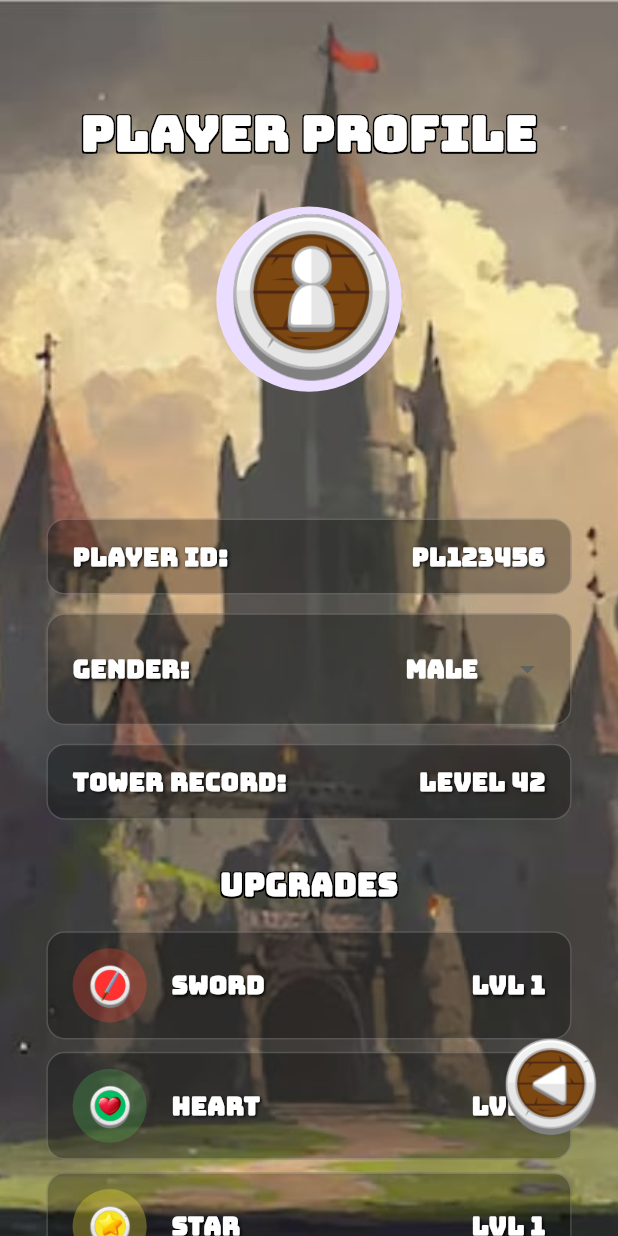
After one commit to junirst/match3, a Flutter app: the PlayerProfileScreen screen opened by its route, on a phone screen of 412 x 824 dp. The commit adds this screen. Run offline on Flutter 3.47's test engine with Material 3 defaults, Android fonts, the phone set to English and light mode, and no system bars; our stand-ins replace audioplayers, shared_preferences; missing offline and left inert: flame; accounts and stored records are empty.

Commit message:
player profike

```diff
--- a/lib/main.dart
+++ b/lib/main.dart
@@ -8,6 +8,7 @@ import 'SettingInside.dart';
 import 'ChapterScreen.dart';
 import 'Chapter1.dart';
 import 'TowerMode.dart';
+import 'player_profile.dart';
 
 void main() {
   runApp(const MyApp());
@@ -36,6 +37,7 @@ class MyApp extends StatelessWidget {
         '/story': (context) => const Chapterscreen(),
         '/chapter1': (context) => const Chapter1Screen(),
         '/tower_mode': (context) => const TowerModeScreen(),
+        '/player_profile': (context) => const PlayerProfileScreen(),
       },
     );
   }
--- a/lib/main_menu_screen.dart
+++ b/lib/main_menu_screen.dart
@@ -15,6 +15,7 @@ class _MainMenuScreenState extends State<MainMenuScreen> {
   double _towerScale = 1.0;
   double _shopScale = 1.0;
   double _settingsScale = 1.0;
+  double _playerScale = 1.0;
   double _backScale = 1.0;
 
   String _currentLanguage = LanguageManager.currentLanguage;
@@ -28,7 +29,7 @@ class _MainMenuScreenState extends State<MainMenuScreen> {
   Future<void> _loadLanguagePreference() async {
     final prefs = await SharedPreferences.getInstance();
     setState(() {
-      _currentLanguage = prefs.getString('language') ?? 'English'; // Default to English
+      _currentLanguage = prefs.getString('language') ?? 'English';
       LanguageManager.setLanguage(_currentLanguage);
     });
   }
@@ -54,6 +55,9 @@ class _MainMenuScreenState extends State<MainMenuScreen> {
         case 'settings':
           _settingsScale = 1.1;
           break;
+        case 'player':
+          _playerScale = 1.1;
+          break;
         case 'back':
           _backScale = 1.1;
           break;
@@ -65,6 +69,7 @@ class _MainMenuScreenState extends State<MainMenuScreen> {
         _towerScale = 1.0;
         _shopScale = 1.0;
         _settingsScale = 1.0;
+        _playerScale = 1.0;
         _backScale = 1.0;
       });
       if (buttonName == 'back') {
@@ -73,13 +78,14 @@ class _MainMenuScreenState extends State<MainMenuScreen> {
         Navigator.pushNamed(context, '/shop');
       } else if (buttonName == 'settings') {
         Navigator.pushNamed(context, '/settings').then((_) {
-          // Refresh language when returning from settings
           _loadLanguagePreference();
         });
+      } else if (buttonName == 'player') {
+        Navigator.pushNamed(context, '/player_profile');
       } else if (buttonName == 'story') {
         Navigator.pushNamed(context, '/story');
       } else if (buttonName == 'tower') {
-        Navigator.pushNamed(context, '/tower_mode'); // Added navigation to TowerModeScreen
+        Navigator.pushNamed(context, '/tower_mode');
       }
     });
   }
@@ -154,8 +160,8 @@ class _MainMenuScreenState extends State<MainMenuScreen> {
               alignment: Alignment.topCenter,
               child: Image.asset(
                 'assets/logo.png',
-                width: screenWidth * 0.95, // Even larger
-                height: screenHeight * 0.25, // Even taller
+                width: screenWidth * 0.95,
+                height: screenHeight * 0.25,
               ),
             ),
           ),
@@ -218,7 +224,23 @@ class _MainMenuScreenState extends State<MainMenuScreen> {
             alignment: Alignment.bottomCenter,
             child: Padding(
               padding: EdgeInsets.only(bottom: screenHeight * 0.18),
-              child: GestureDetector(
+              child: Row(
+                mainAxisAlignment: MainAxisAlignment.center,
+                children: [
+                  GestureDetector(
+                    onTap: () => _onButtonTap('player', setState),
+                    child: AnimatedScale(
+                      scale: _playerScale,
+                      duration: Duration(milliseconds: 100),
+                      child: Image.asset(
+                        'assets/player.png',
+                        width: screenWidth * 0.25,
+                        height: screenHeight * 0.08,
+                      ),
+                    ),
+                  ),
+                  SizedBox(width: screenWidth * 0.1),
+                  GestureDetector(
                     onTap: () => _onButtonTap('settings', setState),
                     child: AnimatedScale(
                       scale: _settingsScale,
@@ -229,6 +251,8 @@ class _MainMenuScreenState extends State<MainMenuScreen> {
                         height: screenHeight * 0.08,
                       ),
                     ),
+                  ),
+                ],
               ),
             ),
           ),
--- /dev/null
+++ b/lib/player_profile.dart
@@ -0,0 +1,426 @@
+import 'package:flutter/material.dart';
+import 'package:shared_preferences/shared_preferences.dart';
+import 'audio_manager.dart';
+import 'language_manager.dart';
+
+class PlayerProfileScreen extends StatefulWidget {
+  const PlayerProfileScreen({super.key});
+
+  @override
+  _PlayerProfileScreenState createState() => _PlayerProfileScreenState();
+}
+
+class _PlayerProfileScreenState extends State<PlayerProfileScreen> {
+  double _backScale = 1.0;
+  String _currentLanguage = LanguageManager.currentLanguage;
+  String _playerName = 'PLAYER NAME';
+  String _playerId = 'PL123456';
+  String _selectedGender = 'Male';
+  int _towerRecord = 42;
+
+  // Upgrade levels from UpgradeInside
+  Map<String, int> upgradeLevels = {
+    'sword': 1,
+    'heart': 1,
+    'star': 1,
+    'shield': 1,
+  };
+
+  final List<String> _genderOptions = ['Male', 'Female', 'Other'];
+
+  @override
+  void initState() {
+    super.initState();
+    _loadLanguagePreference();
+    _loadPlayerData();
+  }
+
+  Future<void> _loadLanguagePreference() async {
+    final prefs = await SharedPreferences.getInstance();
+    setState(() {
+      _currentLanguage = prefs.getString('language') ?? 'English';
+      LanguageManager.setLanguage(_currentLanguage);
+    });
+  }
+
+  Future<void> _loadPlayerData() async {
+    final prefs = await SharedPreferences.getInstance();
+    setState(() {
+      _playerName = prefs.getString('player_name') ?? 'PLAYER NAME';
+      _playerId = prefs.getString('player_id') ?? 'PL123456';
+      _selectedGender = prefs.getString('player_gender') ?? 'Male';
+      _towerRecord = prefs.getInt('tower_record') ?? 42;
+
+      // Load upgrade levels
+      upgradeLevels['sword'] = prefs.getInt('upgrade_sword_level') ?? 1;
+      upgradeLevels['heart'] = prefs.getInt('upgrade_heart_level') ?? 1;
+      upgradeLevels['star'] = prefs.getInt('upgrade_star_level') ?? 1;
+      upgradeLevels['shield'] = prefs.getInt('upgrade_shield_level') ?? 1;
+    });
+  }
+
+  Future<void> _saveGender(String gender) async {
+    final prefs = await SharedPreferences.getInstance();
+    await prefs.setString('player_gender', gender);
+    setState(() {
+      _selectedGender = gender;
+    });
+  }
+
+  String _getLocalizedText(String englishText, String vietnameseText) {
+    return _currentLanguage == 'Vietnamese' ? vietnameseText : englishText;
+  }
+
+  String _getLocalizedGender(String gender) {
+    if (_currentLanguage == 'Vietnamese') {
+      switch (gender) {
+        case 'Male':
+          return 'Nam';
+        case 'Female':
+          return 'Nữ';
+        case 'Other':
+          return 'Khác';
+        default:
+          return gender;
+      }
+    }
+    return gender;
+  }
+
+  void _onBackTap() {
+    AudioManager().playSfx();
+    setState(() {
+      _backScale = 1.1;
+    });
+    Future.delayed(Duration(milliseconds: 100), () {
+      setState(() {
+        _backScale = 1.0;
+      });
+      Navigator.pop(context);
+    });
+  }
+
+  Widget _buildInfoSection(String title, String value, double screenWidth) {
+    return Container(
+      width: screenWidth * 0.85,
+      padding: EdgeInsets.symmetric(
+        horizontal: screenWidth * 0.04,
+        vertical: screenWidth * 0.03,
+      ),
+      margin: EdgeInsets.only(bottom: screenWidth * 0.03),
+      decoration: BoxDecoration(
+        color: Colors.black.withOpacity(0.3),
+        borderRadius: BorderRadius.circular(screenWidth * 0.03),
+        border: Border.all(color: Colors.white.withOpacity(0.2), width: 1),
+      ),
+      child: Row(
+        mainAxisAlignment: MainAxisAlignment.spaceBetween,
+        children: [
+          Text(
+            title,
+            style: TextStyle(
+              fontFamily: 'Bungee',
+              fontSize: screenWidth * 0.04,
+              color: Colors.white,
+              fontWeight: FontWeight.bold,
+              shadows: [
+                Shadow(
+                  offset: Offset(1, 1),
+                  color: Colors.black,
+                  blurRadius: 2,
+                ),
+              ],
+            ),
+          ),
+          Text(
+            value,
+            style: TextStyle(
+              fontFamily: 'Bungee',
+              fontSize: screenWidth * 0.04,
+              color: Colors.white,
+              fontWeight: FontWeight.bold,
+              shadows: [
+                Shadow(
+                  offset: Offset(1, 1),
+                  color: Colors.black,
+                  blurRadius: 2,
+                ),
+              ],
+            ),
+          ),
+        ],
+      ),
+    );
+  }
+
+  Widget _buildGenderSelector(double screenWidth) {
+    return Container(
+      width: screenWidth * 0.85,
+      padding: EdgeInsets.symmetric(
+        horizontal: screenWidth * 0.04,
+        vertical: screenWidth * 0.03,
+      ),
+      margin: EdgeInsets.only(bottom: screenWidth * 0.03),
+      decoration: BoxDecoration(
+        color: Colors.black.withOpacity(0.3),
+        borderRadius: BorderRadius.circular(screenWidth * 0.03),
+        border: Border.all(color: Colors.white.withOpacity(0.2), width: 1),
+      ),
+      child: Row(
+        mainAxisAlignment: MainAxisAlignment.spaceBetween,
+        children: [
+          Text(
+            _getLocalizedText('GENDER:', 'GIỚI TÍNH:'),
+            style: TextStyle(
+              fontFamily: 'Bungee',
+              fontSize: screenWidth * 0.04,
+              color: Colors.white,
+              fontWeight: FontWeight.bold,
+              shadows: [
+                Shadow(
+                  offset: Offset(1, 1),
+                  color: Colors.black,
+                  blurRadius: 2,
+                ),
+              ],
+            ),
+          ),
+          DropdownButton<String>(
+            value: _selectedGender,
+            dropdownColor: Colors.black.withOpacity(0.8),
+            style: TextStyle(
+              fontFamily: 'Bungee',
+              fontSize: screenWidth * 0.04,
+              color: Colors.white,
+              fontWeight: FontWeight.bold,
+            ),
+            underline: Container(),
+            items: _genderOptions.map((String gender) {
+              return DropdownMenuItem<String>(
+                value: gender,
+                child: Text(
+                  _getLocalizedGender(gender),
+                  style: TextStyle(
+                    fontFamily: 'Bungee',
+                    fontSize: screenWidth * 0.04,
+                    color: Colors.white,
+                    fontWeight: FontWeight.bold,
+                  ),
+                ),
+              );
+            }).toList(),
+            onChanged: (String? newValue) {
+              if (newValue != null) {
+                _saveGender(newValue);
+              }
+            },
+          ),
+        ],
+      ),
+    );
+  }
+
+  Widget _buildUpgradeRow(String upgradeType, String iconPath, Color color, double screenWidth) {
+    return Container(
+      width: screenWidth * 0.85,
+      padding: EdgeInsets.symmetric(
+        horizontal: screenWidth * 0.04,
+        vertical: screenWidth * 0.025,
+      ),
+      margin: EdgeInsets.only(bottom: screenWidth * 0.02),
+      decoration: BoxDecoration(
+        color: Colors.black.withOpacity(0.3),
+        borderRadius: BorderRadius.circular(screenWidth * 0.03),
+        border: Border.all(color: Colors.white.withOpacity(0.2), width: 1),
+      ),
+      child: Row(
+        children: [
+          Container(
+            width: screenWidth * 0.12,
+            height: screenWidth * 0.12,
+            decoration: BoxDecoration(
+              color: color.withOpacity(0.3),
+              borderRadius: BorderRadius.circular(screenWidth * 0.06),
+            ),
+            child: Padding(
+              padding: EdgeInsets.all(screenWidth * 0.02),
+              child: Image.asset(
+                iconPath,
+                fit: BoxFit.contain,
+                errorBuilder: (context, error, stackTrace) {
+                  return Icon(
+                    Icons.inventory,
+                    color: Colors.white,
+                    size: screenWidth * 0.08,
+                  );
+                },
+              ),
+            ),
+          ),
+          SizedBox(width: screenWidth * 0.04),
+          Expanded(
+            child: Text(
+              upgradeType.toUpperCase(),
+              style: TextStyle(
+                fontFamily: 'Bungee',
+                fontSize: screenWidth * 0.04,
+                color: Colors.white,
+                fontWeight: FontWeight.bold,
+                shadows: [
+                  Shadow(
+                    offset: Offset(1, 1),
+                    color: Colors.black,
+                    blurRadius: 2,
+                  ),
+                ],
+              ),
+            ),
+          ),
+          Text(
+            'LVL ${upgradeLevels[upgradeType]}',
+            style: TextStyle(
+              fontFamily: 'Bungee',
+              fontSize: screenWidth * 0.04,
+              color: Colors.white,
+              fontWeight: FontWeight.bold,
+              shadows: [
+                Shadow(
+                  offset: Offset(1, 1),
+                  color: Colors.black,
+                  blurRadius: 2,
+                ),
+              ],
+            ),
+          ),
+        ],
+      ),
+    );
+  }
+
+  @override
+  Widget build(BuildContext context) {
+    final screenSize = MediaQuery.of(context).size;
+    final screenWidth = screenSize.width;
+    final screenHeight = screenSize.height;
+
+    return Scaffold(
+      body: Stack(
+        fit: StackFit.expand,
+        children: [
+          Container(
+            color: Colors.grey[800],
+            child: Image.asset(
+              'assets/background.png',
+              fit: BoxFit.cover,
+            ),
+          ),
+          SingleChildScrollView(
+            child: Column(
+              children: [
+                SizedBox(height: screenHeight * 0.08),
+                // Title
+                Text(
+                  _getLocalizedText('PLAYER PROFILE', 'HỒ SƠ NGƯỜI CHƠI'),
+                  style: TextStyle(
+                    fontFamily: 'Bungee',
+                    fontSize: screenWidth * 0.08,
+                    fontWeight: FontWeight.bold,
+                    color: Colors.white,
+                    shadows: [
+                      Shadow(offset: Offset(-1, -1), color: Colors.black),
+                      Shadow(offset: Offset(1, -1), color: Colors.black),
+                      Shadow(offset: Offset(-1, 1), color: Colors.black),
+                      Shadow(offset: Offset(1, 1), color: Colors.black),
+                    ],
+                  ),
+                ),
+                SizedBox(height: screenHeight * 0.03),
+                // Player Avatar
+                CircleAvatar(
+                  radius: screenWidth * 0.15,
+                  backgroundImage: AssetImage('assets/player.png'),
+                ),
+                SizedBox(height: screenHeight * 0.02),
+                // Player Name - Keep DistilleryDisplay font
+                Text(
+                  _playerName,
+                  style: TextStyle(
+                    fontFamily: 'DistilleryDisplay',
+                    fontSize: screenWidth * 0.06,
+                    fontWeight: FontWeight.bold,
+                    color: Colors.white,
+                    shadows: [
+                      Shadow(
+                        offset: Offset(1, 1),
+                        color: Colors.black,
+                        blurRadius: 2,
+                      ),
+                    ],
+                  ),
+                ),
+                SizedBox(height: screenHeight * 0.04),
+                // Player Information
+                _buildInfoSection(
+                  _getLocalizedText('PLAYER ID:', 'ID NGƯỜI CHƠI:'),
+                  _playerId,
+                  screenWidth,
+                ),
+                _buildGenderSelector(screenWidth),
+                _buildInfoSection(
+                  _getLocalizedText('TOWER RECORD:', 'KỶ LỤC THÁP:'),
+                  _getLocalizedText('LEVEL $_towerRecord', 'CẤP $_towerRecord'),
+                  screenWidth,
+                ),
+                SizedBox(height: screenHeight * 0.02),
+                // Upgrades Section Title
+                Text(
+                  _getLocalizedText('UPGRADES', 'NÂNG CẤP'),
+                  style: TextStyle(
+                    fontFamily: 'Bungee',
+                    fontSize: screenWidth * 0.05,
+                    fontWeight: FontWeight.bold,
+                    color: Colors.white,
+                    shadows: [
+                      Shadow(offset: Offset(-1, -1), color: Colors.black),
+                      Shadow(offset: Offset(1, -1), color: Colors.black),
+                      Shadow(offset: Offset(-1, 1), color: Colors.black),
+                      Shadow(offset: Offset(1, 1), color: Colors.black),
+                    ],
+                  ),
+                ),
+                SizedBox(height: screenHeight * 0.02),
+                // Upgrade Levels
+                _buildUpgradeRow('sword', 'assets/sword.png', Colors.red, screenWidth),
+                _buildUpgradeRow('heart', 'assets/heart.png', Colors.green, screenWidth),
+                _buildUpgradeRow('star', 'assets/star.png', Colors.yellow, screenWidth),
+                _buildUpgradeRow('shield', 'assets/shield.png', Colors.blue, screenWidth),
+                SizedBox(height: screenHeight * 0.15),
+              ],
+            ),
+          ),
+          Align(
+            alignment: Alignment.bottomRight,
+            child: Padding(
+              padding: EdgeInsets.only(
+                bottom: screenHeight * 0.03,
+                right: screenWidth * 0.02,
+              ),
+              child: GestureDetector(
+                onTap: _onBackTap,
+                child: AnimatedScale(
+                  scale: _backScale,
+                  duration: Duration(milliseconds: 100),
+                  child: Image.asset(
+                    'assets/back_button.png',
+                    width: screenWidth * 0.18,
+                    height: screenHeight * 0.18,
+                  ),
+                ),
+              ),
+            ),
+          ),
+        ],
+      ),
+    );
+  }
+}
```
Lines whose indentation alone changed are shown as unchanged.
